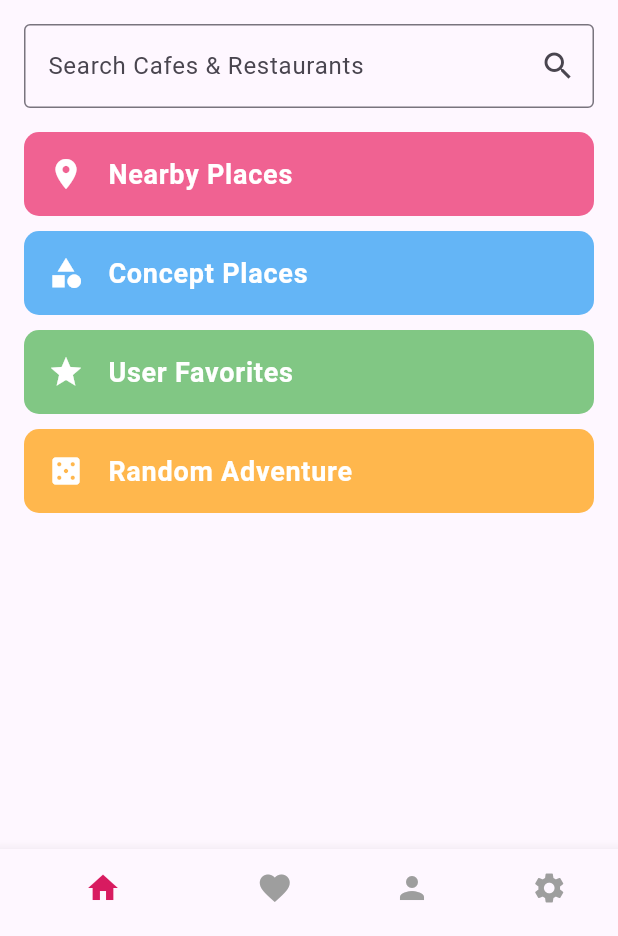
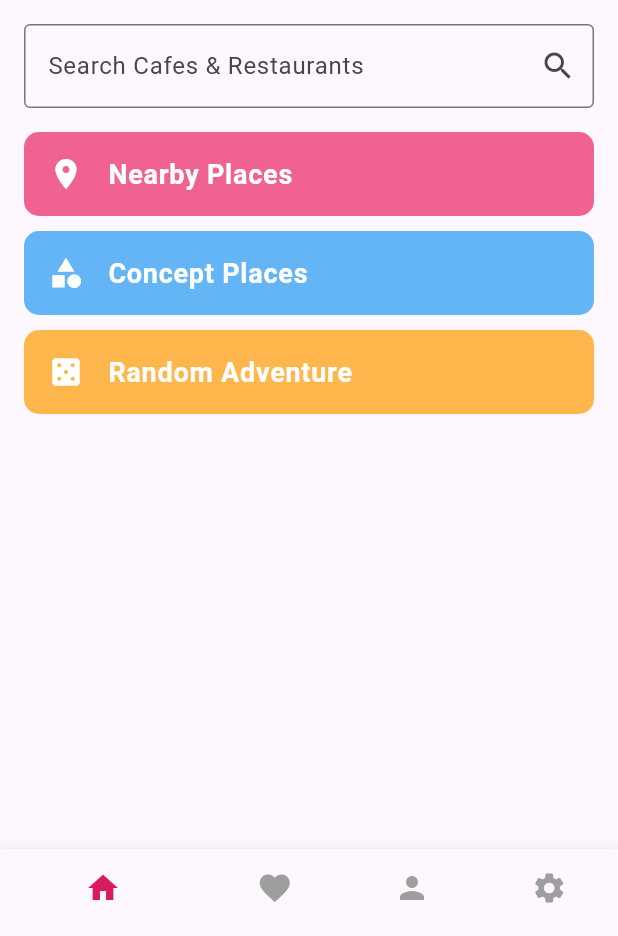
Before and after one commit to birgulbas/nom_nom_guide, a Flutter app: the screen it shows after launch, on a phone screen of 412 x 824 dp, the part 300-1236 px from its top. Run offline on Flutter 3.47's test engine with Material 3 defaults, Android fonts, the phone set to English and light mode, and no system bars; our stand-ins replace flutter_map, geolocator, latlong2, shared_preferences.

Commit message:
Update home_screen.dart

```diff
--- a/lib/screens/home_screen.dart
+++ b/lib/screens/home_screen.dart
@@ -103,8 +103,6 @@ class HomeScreenContent extends StatelessWidget {
               _buildCustomListTile(
                   context, "Concept Places", Icons.category, Colors.blue.shade300, CategoryPlaceScreen()),
               _buildCustomListTile(
-                  context, "User Favorites", Icons.star, Colors.green.shade300, FavoritesPlacesScreen()),
-              _buildCustomListTile(
                   context, "Random Adventure", Icons.casino, Colors.orange.shade300, RandomAdventureScreen()),
             ],
           ),
```
